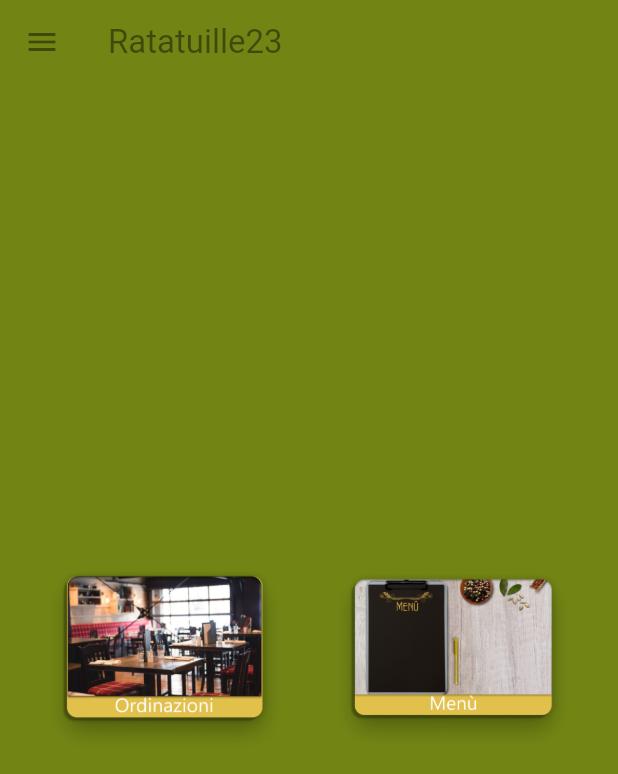
After one commit to LQ95/ingsw_frontend, a Flutter app: the MenuPrincipale screen opened directly, on a phone screen of 412 x 824 dp. The commit adds this screen. Shown: the top 774 px of the screen. Run offline on Flutter 3.47's test engine with Material 2 defaults, Android fonts, the phone set to English and light mode, and no system bars; our stand-ins replace quickalert; Roboto replaces fonts that are missing (Segoe UI).

Commit message:
Un po' di cose

```diff
--- a/lib/DatabaseControl.dart
+++ b/lib/DatabaseControl.dart
@@ -3,7 +3,7 @@ import 'package:http/http.dart' as http;
 
 class DatabaseControl {
   Future<String> sendUserData(String name, String pass, String ruolo) async {
-    var apiUrl = Uri.http('192.168.1.3:8080',
+    var apiUrl = Uri.http('192.168.1.138:8080', //Ip Marco  192.168.1.138:8080
         '/api/v1/utente'); //URL del punto di contatto della API
     var response = await http.post(apiUrl,
         //questa è la response,in cui è definita anche la request, direttamente
--- a/lib/GlobImport.dart
+++ b/lib/GlobImport.dart
@@ -1,10 +1,24 @@
 import 'package:flutter/material.dart';
 var GlobalAppBar=
 AppBar(
-actions: <Widget>[
-          IconButton(
-              icon: const Icon(Icons.settings),
-              onPressed: () => {},
-                    )
-                  ]
+  title: const Text("Ratatuille23",),
       );
+
+var globalDrawer=
+     Drawer(
+      child: ListView(
+        children: [
+          ListTile(
+            title:  const Text("Funzioni Admin"),
+            onTap: () {},
+            trailing: const Icon(Icons.admin_panel_settings),
+          ),
+          ListTile(
+            title: const Text("Logout"),
+            onTap: () {},
+            trailing: const Icon(Icons.logout),
+          )
+        ],
+
+      ),
+    );
--- /dev/null
+++ b/lib/MenuPrincipale.dart
@@ -0,0 +1,50 @@
+import 'package:flutter/material.dart';
+import 'GlobImport.dart';
+
+class MenuPrincipale extends StatefulWidget{
+  final String title="MenuPrincipale";
+
+  const MenuPrincipale({super.key});
+  @override
+  MenuPrincipaleState createState() => MenuPrincipaleState();
+
+  }
+
+
+class MenuPrincipaleState extends State<MenuPrincipale>{
+  @override
+  Widget build(BuildContext context) {
+
+    int width = MediaQuery.of(context).size.width.toInt();
+    int height = MediaQuery.of(context).size.height.toInt();
+
+    return Scaffold(
+      appBar:GlobalAppBar,
+      drawer: globalDrawer,
+      body:  Center(
+        child:
+          Row(
+          mainAxisAlignment: MainAxisAlignment.spaceEvenly,
+          children: [
+            InkWell(
+              onTap: () {},
+              child: Ink.image(
+                image: const AssetImage('contents/images/Bottone Ordinazioni.png'),
+                width: width*0.4,
+                height: height*0.4,
+              ),
+            ),
+            InkWell(
+              onTap: () {},
+              child: Ink.image(
+                image: const AssetImage('contents/images/Bottone Menù.png'),
+                width: width*0.4,
+                height: height*0.4,
+              ),
+            ),
+          ]
+        )
+      ),
+    );
+  }
+}
--- a/pubspec.yaml
+++ b/pubspec.yaml
@@ -62,6 +62,8 @@ flutter:
   # assets:
   #   - images/a_dot_burr.jpeg
   #   - images/a_dot_ham.jpeg
+  assets:
+    - contents/images/
 
   # An image asset can refer to one or more resolution-specific "variants", see
   # https://flutter.dev/assets-and-images/#resolution-aware
```
Also changed, not shown: contents/images/0.75x/Bottone Menù.png (added), contents/images/0.75x/Bottone Ordinazioni.png (added), contents/images/1.5x/Bottone Menù.png (added), contents/images/1.5x/Bottone Ordinazioni.png (added), contents/images/2.0x/Bottone Menù.png (added), contents/images/2.0x/Bottone Ordinazioni.png (added), contents/images/3.0x/Bottone Menù.png (added), contents/images/3.0x/Bottone Ordinazioni.png (added), contents/images/4.0x/Bottone Menù.png (added), contents/images/4.0x/Bottone Ordinazioni.png (added), contents/images/Bottone Menù.png (added), contents/images/Bottone Ordinazioni.png (added).
